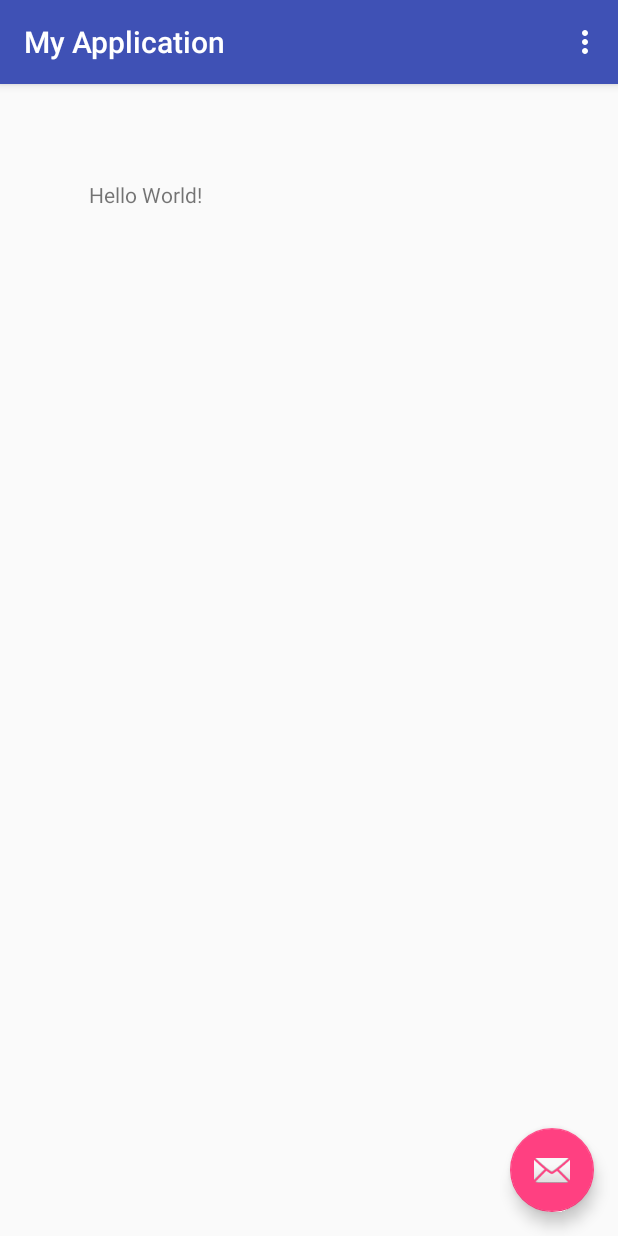
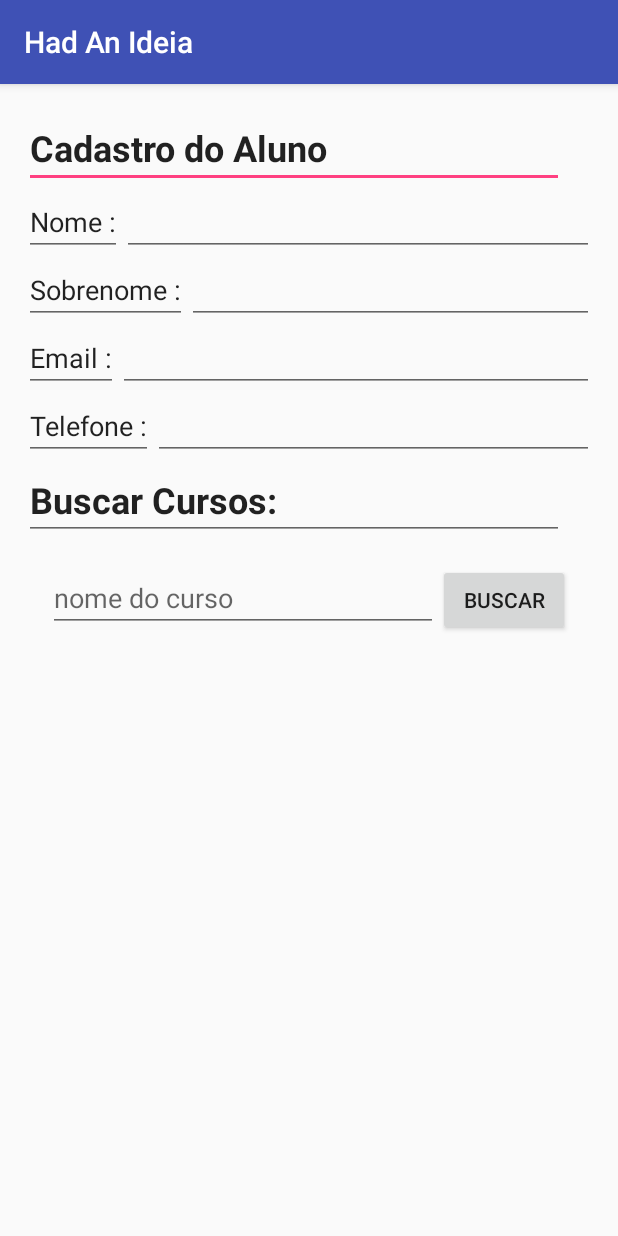
Before and after one commit to j-m-v/3MSIN_ANDROID, an Android app: the screen it shows after launch (JVM before the commit, MainActivity after it), on a phone screen of 412 x 824 dp. Run offline under Robolectric (Android 15) with nearby library versions, the phone set to English and light mode, and no system bars.

Commit message:
Add files via upload

```diff
--- /dev/null
+++ b/src/main/java/br/com/bossini/listaclientesarqdsis_si/MainActivity.java
@@ -0,0 +1,25 @@
+package br.com.bossini.listaclientesarqdsis_si;
+
+import android.content.Intent;
+import android.support.v7.app.AppCompatActivity;
+import android.os.Bundle;
+import android.view.View;
+import android.widget.EditText;
+
+public class MainActivity extends AppCompatActivity {
+
+    private EditText nome;
+    public static final String CHAVE = "br.usjt.arqdesis.clientep1.chave";
+    @Override
+    protected void onCreate(Bundle savedInstanceState) {
+        super.onCreate(savedInstanceState);
+        setContentView(R.layout. activity_main );
+        nome = (EditText)findViewById(R.id. busca_nome_cliente );
+    }
+    public void buscarClientes(View view){
+        Intent intent = new Intent(this, ListaCursosActivity.class);
+        String chave = nome.getText().toString();
+        intent.putExtra( CHAVE , chave);
+        startActivity(intent);
+    }
+}
--- /dev/null
+++ b/src/main/res/layout/activity_main.xml
@@ -0,0 +1,177 @@
+<?xml version="1.0" encoding="utf-8"?>
+<LinearLayout xmlns:android="http://schemas.android.com/apk/res/android"
+    xmlns:tools="http://schemas.android.com/tools"
+    android:layout_width="match_parent"
+    android:layout_height="match_parent"
+    android:paddingBottom="@dimen/activity_vertical_margin"
+    android:paddingLeft="@dimen/activity_horizontal_margin"
+    android:paddingRight="@dimen/activity_horizontal_margin"
+    android:paddingTop="@dimen/activity_vertical_margin"
+    tools:context="br.com.bossini.listaclientesarqdsis_si.MainActivity"
+    android:orientation="vertical">
+
+    <EditText
+        android:layout_width="wrap_content"
+        android:layout_height="wrap_content"
+        android:inputType="textPersonName"
+        android:ems="10"
+        android:id="@+id/editText11"
+        android:text="Cadastro do Aluno"
+        android:singleLine="true"
+        android:textAppearance="@style/TextAppearance.AppCompat.Caption"
+        android:textSize="24sp"
+        android:lineSpacingExtra="8sp"
+        android:textStyle="normal|bold"
+        android:layout_alignBottom="@+id/busca_nome_cliente"
+        android:layout_alignParentLeft="true"
+        android:layout_alignParentStart="true" />
+
+
+    <LinearLayout android:layout_width="match_parent"
+        android:layout_height="wrap_content"
+        android:orientation="horizontal">
+
+        <EditText
+            android:layout_width="wrap_content"
+            android:layout_height="wrap_content"
+            android:id="@+id/editText6"
+            android:text="Nome :"
+            android:layout_above="@+id/editText"
+            android:layout_alignParentLeft="true"
+            android:layout_alignParentStart="true"
+            android:layout_toLeftOf="@+id/editText2"
+            android:layout_toStartOf="@+id/editText2" />
+
+        <EditText
+            android:layout_width="wrap_content"
+            android:layout_height="wrap_content"
+            android:inputType="textPersonName"
+            android:ems="10"
+            android:id="@+id/editText3"
+            android:layout_weight="1" />
+
+    </LinearLayout>
+
+    <LinearLayout android:layout_width="match_parent"
+        android:layout_height="wrap_content"
+        android:orientation="horizontal">
+
+
+        <EditText
+            android:layout_width="wrap_content"
+            android:layout_height="wrap_content"
+            android:id="@+id/editText"
+            android:layout_above="@+id/scrollView"
+            android:layout_alignParentLeft="true"
+            android:layout_alignParentStart="true"
+            android:text="Sobrenome :" />
+
+        <EditText
+            android:layout_width="wrap_content"
+            android:layout_height="wrap_content"
+            android:inputType="textPersonName"
+            android:ems="10"
+            android:id="@+id/editText3"
+            android:layout_weight="1" />
+
+    </LinearLayout>
+
+    <LinearLayout android:layout_width="match_parent"
+        android:layout_height="wrap_content"
+        android:orientation="horizontal">
+
+
+        <EditText
+            android:layout_width="wrap_content"
+            android:layout_height="wrap_content"
+            android:id="@+id/editText4"
+            android:layout_alignParentLeft="true"
+            android:layout_alignParentStart="true"
+            android:text="Email :"
+            android:layout_alignTop="@+id/scrollView"
+            android:layout_toLeftOf="@+id/editText2"
+            android:layout_toStartOf="@+id/editText2" />
+
+        <EditText
+            android:layout_width="wrap_content"
+            android:layout_height="wrap_content"
+            android:inputType="textPersonName"
+            android:ems="10"
+            android:id="@+id/editText3"
+            android:layout_weight="1" />
+
+    </LinearLayout>
+    <LinearLayout android:layout_width="match_parent"
+        android:layout_height="wrap_content"
+        android:orientation="horizontal">
+
+
+        <EditText
+            android:layout_width="wrap_content"
+            android:layout_height="wrap_content"
+            android:id="@+id/editText5"
+            android:layout_below="@+id/editText4"
+            android:layout_alignParentLeft="true"
+            android:layout_alignParentStart="true"
+            android:text="Telefone :"
+            android:layout_alignRight="@+id/editText4"
+            android:layout_alignEnd="@+id/editText4" />
+
+
+        <EditText
+            android:layout_width="wrap_content"
+            android:layout_height="wrap_content"
+            android:inputType="textPersonName"
+            android:ems="10"
+            android:id="@+id/editText3"
+            android:layout_weight="1" />
+
+    </LinearLayout>
+
+
+
+    <EditText
+        android:layout_width="wrap_content"
+        android:layout_height="wrap_content"
+        android:inputType="textPersonName"
+        android:ems="10"
+        android:id="@+id/editText11"
+        android:text="Buscar Cursos:"
+        android:singleLine="true"
+        android:textAppearance="@style/TextAppearance.AppCompat.Caption"
+        android:textSize="24sp"
+        android:lineSpacingExtra="8sp"
+        android:textStyle="normal|bold"
+        android:layout_alignBottom="@+id/busca_nome_cliente"
+        android:layout_alignParentLeft="true"
+        android:layout_alignParentStart="true" />
+
+
+    <LinearLayout android:layout_width="match_parent"
+        android:layout_height="match_parent"
+        android:paddingBottom="@dimen/activity_vertical_margin"
+        android:paddingLeft="@dimen/activity_horizontal_margin"
+        android:paddingRight="@dimen/activity_horizontal_margin"
+        android:paddingTop="@dimen/activity_vertical_margin"
+        tools:context="br.com.bossini.listaclientesarqdsis_si.MainActivity"
+        android:orientation="horizontal">
+
+        <EditText
+            android:id="@+id/busca_nome_cliente"
+            android:layout_width="0dp"
+            android:layout_height="wrap_content"
+            android:hint="@string/buscar_curso"
+            android:layout_weight="1" />
+
+        <Button
+            android:layout_width="wrap_content"
+            android:layout_height="wrap_content"
+            android:text="@string/botao_busca"
+            android:onClick="buscarClientes"/>
+
+
+
+    </LinearLayout>
+
+
+</LinearLayout>
--- a/src/main/res/values/dimens.xml
+++ b/src/main/res/values/dimens.xml
@@ -2,5 +2,4 @@
     <!-- Default screen margins, per the Android Design guidelines. -->
     <dimen name="activity_horizontal_margin">16dp</dimen>
     <dimen name="activity_vertical_margin">16dp</dimen>
-    <dimen name="fab_margin">16dp</dimen>
 </resources>
--- a/src/main/res/values/strings.xml
+++ b/src/main/res/values/strings.xml
@@ -1,4 +1,5 @@
 <resources>
-    <string name="app_name">My Application</string>
-    <string name="action_settings">Settings</string>
+    <string name="app_name">Had An Ideia</string>
+    <string name="buscar_curso">nome do curso</string>
+    <string name="botao_busca">Buscar</string>
 </resources>
--- a/src/main/res/values/styles.xml
+++ b/src/main/res/values/styles.xml
@@ -8,13 +8,4 @@
         <item name="colorAccent">@color/colorAccent</item>
     </style>
 
-    <style name="AppTheme.NoActionBar">
-        <item name="windowActionBar">false</item>
-        <item name="windowNoTitle">true</item>
-    </style>
-
-    <style name="AppTheme.AppBarOverlay" parent="ThemeOverlay.AppCompat.Dark.ActionBar" />
-
-    <style name="AppTheme.PopupOverlay" parent="ThemeOverlay.AppCompat.Light" />
-
 </resources>
```
Also changed, not shown: src/main/AndroidManifest.xml (+6 -5 lines), src/main/java/br/com/bossini/listaclientesarqdsis_si/DetalheCursoActivity.java (added, +18 -0 lines), src/main/java/br/com/bossini/listaclientesarqdsis_si/ListaCursosActivity.java (added, +66 -0 lines), src/main/res/layout/activity_detalhe_curso.xml (added, +19 -0 lines), src/main/res/layout/activity_lista_cursos.xml (added, +18 -0 lines), src/main/res/values-w820dp/dimens.xml (line endings or trailing spaces), src/main/res/values/colors.xml (line endings or trailing spaces), 2 other files.
